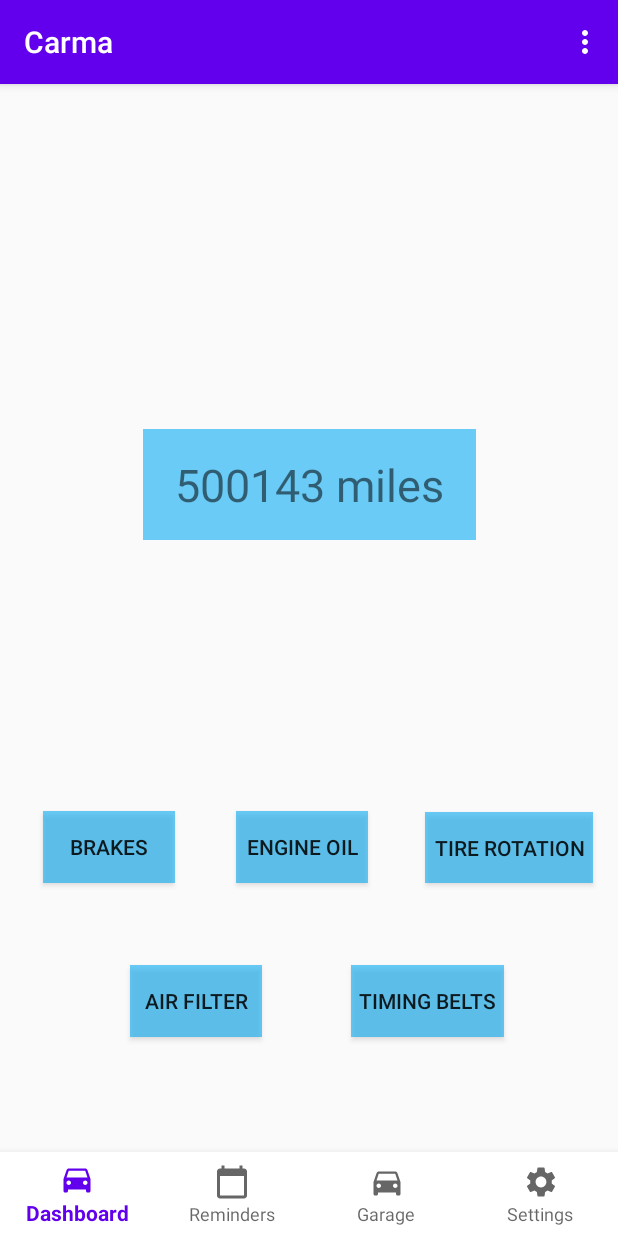
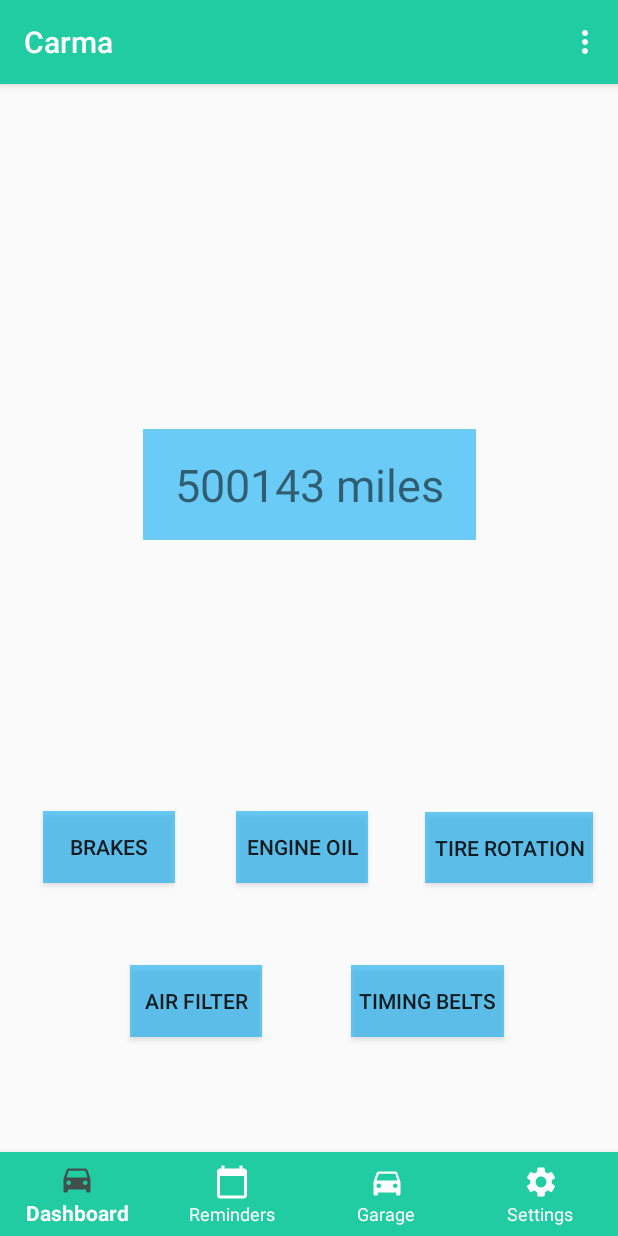
Before and after one commit to EdwardCordero/CARMA, an Android app: the screen it shows after launch once a user with an empty profile is signed in (MainActivity), on a phone screen of 412 x 824 dp. Run offline under Robolectric (Android 15) with nearby library versions, the phone set to English and light mode, and no system bars; our stand-ins replace Firebase (no records; nobody signed in at launch, a user with empty details on screens opened directly); libraries missing offline, so code that uses them is left out: com.firebase.ui.

Commit message:
Update Header and bottom nav colors.  Added Bottom nav select color.

```diff
--- /dev/null
+++ b/app/src/main/res/drawable/tab_color.xml
@@ -0,0 +1,5 @@
+<?xml version="1.0" encoding="utf-8"?>
+<selector xmlns:android="http://schemas.android.com/apk/res/android">
+    <item android:color="#41504c" android:state_checked="true"/>
+    <item android:color="@android:color/white"/>
+</selector>
--- a/app/src/main/res/layout/activity_main.xml
+++ b/app/src/main/res/layout/activity_main.xml
@@ -17,10 +17,12 @@
         android:id="@+id/bottomNavigationView"
         android:layout_width="match_parent"
         android:layout_height="wrap_content"
-        android:background="#fff"
+        android:background="#21cca2"
         app:layout_constraintBottom_toBottomOf="parent"
         app:layout_constraintEnd_toEndOf="parent"
         app:layout_constraintStart_toStartOf="parent"
+        app:itemIconTint="@drawable/tab_color"
+        app:itemTextColor="#FFFFFF"
         app:menu="@menu/bottom_menu"
         app:labelVisibilityMode="labeled"
         />
--- a/app/src/main/res/values/colors.xml
+++ b/app/src/main/res/values/colors.xml
@@ -1,6 +1,6 @@
 <?xml version="1.0" encoding="utf-8"?>
 <resources>
-    <color name="colorPrimary">#6200EE</color>
+    <color name="colorPrimary">#21cca2</color>
     <color name="colorPrimaryDark">#3700B3</color>
     <color name="colorAccent">#03DAC5</color>
 </resources>
```
